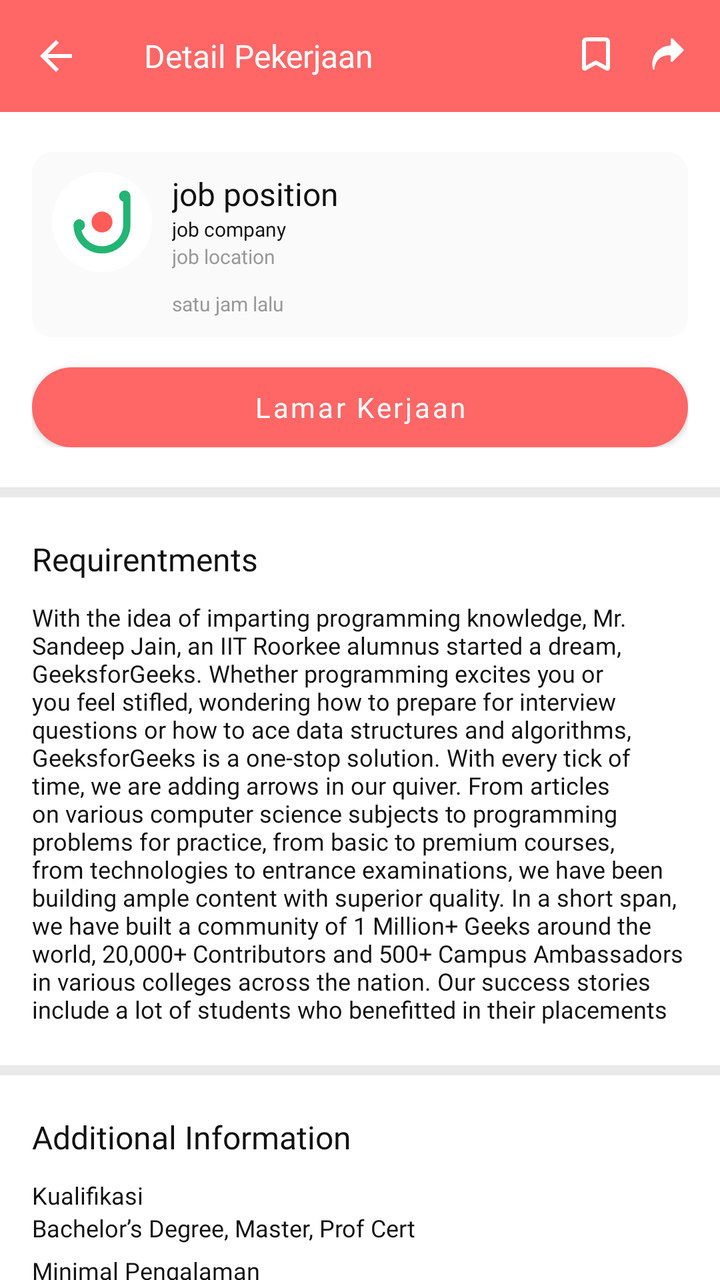
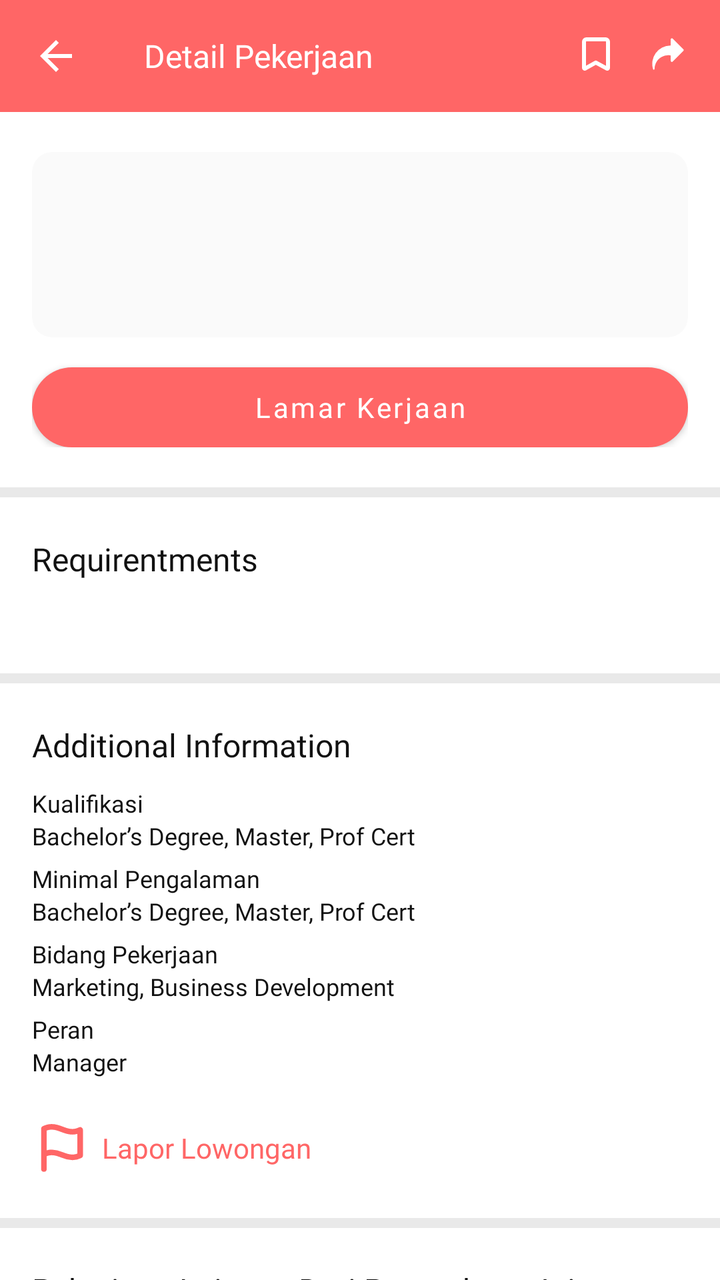

The first picture is an Android layout as it rendered before a commit; the second is the same layout after the commit. The layout source and the unified diff follow.
<!-- AndroidManifest.xml: application theme Theme.Kerjaloka -->
<!-- res/layout/fragment_job_detail.xml -->
<?xml version="1.0" encoding="utf-8"?>
<LinearLayout xmlns:android="http://schemas.android.com/apk/res/android"
    xmlns:app="http://schemas.android.com/apk/res-auto"
    xmlns:tools="http://schemas.android.com/tools"
    android:layout_width="match_parent"
    android:layout_height="match_parent"
    android:orientation="vertical"
    tools:context=".ui.Screens.JobDetailScreen.JobDetailFragment">

    <com.google.android.material.appbar.AppBarLayout
        android:layout_width="match_parent"
        android:layout_height="wrap_content"
        app:elevation="5dp">

        <com.google.android.material.appbar.MaterialToolbar
            android:id="@+id/toolbar"
            style="@style/Widget.MaterialComponents.Toolbar.Primary"
            android:layout_width="match_parent"
            android:layout_height="?attr/actionBarSize"
            android:background="@color/danger_500"
            app:navigationIcon="@drawable/ic_back">

            <androidx.constraintlayout.widget.ConstraintLayout
                android:layout_width="match_parent"
                android:layout_height="wrap_content">

                <TextView
                    android:id="@+id/toolbarTitle"
                    android:layout_width="wrap_content"
                    android:layout_height="wrap_content"
                    android:fontFamily="@font/poppins_semibold"
                    android:text="@string/detail_pekerjaan"
                    android:textColor="@color/white"
                    android:textSize="16sp"
                    app:layout_constraintStart_toStartOf="parent"
                    app:layout_constraintTop_toTopOf="parent"
                   />

                <ImageView
                    android:id="@+id/toolbar_bookmark"
                    android:layout_width="20dp"
                    android:layout_height="20dp"
                    android:layout_marginEnd="16dp"
                    android:src="@drawable/ic_bookmark"
                    app:layout_constraintEnd_toStartOf="@+id/toolbar_share"
                    app:layout_constraintTop_toTopOf="parent"
                    android:clickable="true"
                    tools:ignore="ContentDescription"
                    android:focusable="true" />

                <ImageView
                    android:id="@+id/toolbar_share"
                    android:layout_width="20dp"
                    android:layout_height="20dp"
                    android:layout_marginEnd="16dp"
                    android:src="@drawable/ic_share"
                    app:layout_constraintEnd_toEndOf="parent"
                    app:layout_constraintTop_toTopOf="parent"
                    android:clickable="true"
                    tools:ignore="ContentDescription,MissingConstraints"
                    android:focusable="true" />
            </androidx.constraintlayout.widget.ConstraintLayout>
        </com.google.android.material.appbar.MaterialToolbar>
    </com.google.android.material.appbar.AppBarLayout>

    <androidx.core.widget.NestedScrollView
        android:layout_width="match_parent"
        android:layout_height="match_parent">

        <LinearLayout
            android:layout_width="match_parent"
            android:layout_height="wrap_content"
            android:orientation="vertical">

            <LinearLayout
                android:layout_width="match_parent"
                android:layout_height="wrap_content"
                android:layout_marginTop="20dp"
                android:orientation="vertical"
                android:paddingHorizontal="16dp">

                <com.google.android.material.card.MaterialCardView
                    android:layout_width="match_parent"
                    android:layout_height="match_parent"
                    android:layout_marginBottom="15dp"
                    android:backgroundTint="@color/light_300"
                    app:cardCornerRadius="10dp"
                    app:cardElevation="0dp">

                    <LinearLayout
                        android:layout_width="match_parent"
                        android:layout_height="wrap_content"
                        android:orientation="horizontal"
                        android:padding="10dp">

                        <ImageView
                            android:id="@+id/logo_company"
                            android:layout_width="50dp"
                            android:layout_height="50dp"
                            android:layout_marginEnd="10dp"
                            android:src="@drawable/kerjaloka_logo_small"
                            tools:ignore="ContentDescription" />

                        <LinearLayout
                            android:layout_width="match_parent"
                            android:layout_height="wrap_content"
                            android:orientation="vertical">

                            <TextView
                                android:id="@+id/jobTitle"
                                android:layout_width="wrap_content"
                                android:layout_height="wrap_content"
                                android:fontFamily="@font/poppins_semibold"
                                android:text="job position"
                                android:textColor="@color/dark_100"
                                android:textSize="16sp" />

                            <TextView
                                android:id="@+id/jobCompany"
                                android:layout_width="wrap_content"
                                android:layout_height="wrap_content"
                                android:fontFamily="@font/poppins"
                                android:text="job company"
                                android:textColor="@color/dark_100"
                                android:textSize="10sp"
                                tools:ignore="SmallSp" />

                            <TextView
                                android:id="@+id/jobLocation"
                                android:layout_width="wrap_content"
                                android:layout_height="wrap_content"
                                android:fontFamily="@font/poppins"
                                android:text="job location"
                                android:textColor="@color/trueGray_50"
                                android:textSize="10sp"
                                tools:ignore="SmallSp" />

                            <TextView
                                android:id="@+id/jobDate"
                                android:layout_width="wrap_content"
                                android:layout_height="wrap_content"
                                android:layout_marginTop="10dp"
                                android:text="satu jam lalu"
                                android:textColor="@color/trueGray_50"
                                android:textSize="10sp"
                                tools:ignore="SmallSp" />
                        </LinearLayout>


                    </LinearLayout>
                </com.google.android.material.card.MaterialCardView>

                <com.google.android.material.button.MaterialButton
                    android:id="@+id/apply_job_button"
                    android:layout_width="match_parent"
                    android:layout_height="40dp"
                    android:background="@drawable/button_primary"
                    android:fontFamily="@font/poppins"
                    android:text="@string/lamar_kerja"
                    android:textAllCaps="false" />

            </LinearLayout>

            <View
                android:layout_width="match_parent"
                android:layout_height="5dp"
                android:layout_marginVertical="20dp"
                android:background="@color/light_500" />

            
            <LinearLayout
                android:layout_width="match_parent"
                android:layout_height="wrap_content"
                android:layout_marginHorizontal="16dp"
                android:orientation="vertical">

                <TextView
                    android:layout_width="wrap_content"
                    android:layout_height="wrap_content"
                    android:fontFamily="@font/poppins_semibold"
                    android:text="@string/requirentments"
                    android:textColor="@color/dark_100"
                    android:textSize="16sp" />

                <TextView
                    android:id="@+id/jobRequirement"
                    android:layout_width="match_parent"
                    android:layout_height="wrap_content"
                    android:layout_marginTop="10dp"
                    android:fontFamily="@font/poppins"
                    android:text="@string/content"
                    android:textColor="@color/dark_100"
                    android:textSize="12sp" />
            </LinearLayout>

            <View
                android:layout_width="match_parent"
                android:layout_height="5dp"
                android:layout_marginVertical="20dp"
                android:background="@color/light_500" />

            
            <LinearLayout
                android:layout_width="match_parent"
                android:layout_height="wrap_content"
                android:layout_marginHorizontal="16dp"
                android:orientation="vertical">

                <TextView
                    android:layout_width="wrap_content"
                    android:layout_height="wrap_content"
                    android:fontFamily="@font/poppins_semibold"
                    android:text="@string/additional_information"
                    android:textColor="@color/dark_100"
                    android:textSize="16sp" />

                <LinearLayout
                    android:layout_width="match_parent"
                    android:layout_height="wrap_content"
                    android:layout_marginTop="10dp"
                    android:orientation="vertical">

                    <TextView
                        android:layout_width="wrap_content"
                        android:layout_height="wrap_content"
                        android:fontFamily="@font/poppins_semibold"
                        android:text="@string/kualifikasi"
                        android:textColor="@color/dark_100"
                        android:textSize="12sp" />

                    <TextView
                        android:id="@+id/jobQualification"
                        android:layout_width="wrap_content"
                        android:layout_height="wrap_content"
                        android:fontFamily="@font/poppins"
                        android:text="Bachelor’s Degree, Master, Prof Cert"
                        android:textColor="@color/dark_100"
                        android:textSize="12sp" />
                </LinearLayout>

                <LinearLayout
                    android:layout_width="match_parent"
                    android:layout_height="wrap_content"
                    android:layout_marginTop="5dp"
                    android:orientation="vertical">

                    <TextView
                        android:layout_width="wrap_content"
                        android:layout_height="wrap_content"
                        android:fontFamily="@font/poppins_semibold"
                        android:text="@string/minimal_pengalaman"
                        android:textColor="@color/dark_100"
                        android:textSize="12sp" />

                    <TextView
                        android:id="@+id/jobExperience"
                        android:layout_width="wrap_content"
                        android:layout_height="wrap_content"
                        android:fontFamily="@font/poppins"
                        android:text="Bachelor’s Degree, Master, Prof Cert"
                        android:textColor="@color/dark_100"
                        android:textSize="12sp" />
                </LinearLayout>

                <LinearLayout
                    android:layout_width="match_parent"
                    android:layout_height="wrap_content"
                    android:layout_marginTop="5dp"
                    android:orientation="vertical">

                    <TextView
                        android:layout_width="wrap_content"
                        android:layout_height="wrap_content"
                        android:fontFamily="@font/poppins_semibold"
                        android:text="@string/job_field"
                        android:textColor="@color/dark_100"
                        android:textSize="12sp" />

                    <TextView
                        android:id="@+id/jobField"
                        android:layout_width="wrap_content"
                        android:layout_height="wrap_content"
                        android:fontFamily="@font/poppins"
                        android:text="Marketing, Business Development"
                        android:textColor="@color/dark_100"
                        android:textSize="12sp" />
                </LinearLayout>

                <LinearLayout
                    android:layout_width="match_parent"
                    android:layout_height="wrap_content"
                    android:layout_marginTop="5dp"
                    android:orientation="vertical">

                    <TextView
                        android:layout_width="wrap_content"
                        android:layout_height="wrap_content"
                        android:fontFamily="@font/poppins_semibold"
                        android:text="@string/role"
                        android:textColor="@color/dark_100"
                        android:textSize="12sp" />

                    <TextView
                        android:id="@+id/jobRole"
                        android:layout_width="wrap_content"
                        android:layout_height="wrap_content"
                        android:fontFamily="@font/poppins"
                        android:text="Manager"
                        android:textColor="@color/dark_100"
                        android:textSize="12sp" />
                </LinearLayout>

                <LinearLayout
                    android:id="@+id/report_job"
                    android:layout_width="wrap_content"
                    android:layout_height="wrap_content"
                    android:layout_marginTop="20dp"
                    android:clickable="true"
                    android:focusable="true"
                    tools:ignore="UseCompoundDrawables">

                    <ImageView
                        android:layout_width="wrap_content"
                        android:layout_height="wrap_content"
                        android:src="@drawable/ic_report"
                        tools:ignore="ContentDescription" />

                    <TextView
                        android:layout_width="wrap_content"
                        android:layout_height="wrap_content"
                        android:layout_gravity="center"
                        android:layout_marginStart="5dp"
                        android:fontFamily="@font/poppins_semibold"
                        android:text="@string/lapor_lowongan"
                        android:textColor="@color/danger_500"
                        android:textSize="14sp" />
                </LinearLayout>
            </LinearLayout>

            <View
                android:layout_width="match_parent"
                android:layout_height="5dp"
                android:layout_marginVertical="20dp"
                android:background="@color/light_500" />

            <LinearLayout
                android:layout_width="match_parent"
                android:layout_height="wrap_content"
                android:layout_marginHorizontal="16dp"
                android:layout_marginBottom="20dp"
                android:orientation="vertical">

                <TextView
                    android:layout_width="match_parent"
                    android:layout_height="wrap_content"
                    android:fontFamily="@font/poppins_semibold"
                    android:text="@string/pekerjaan_lainnya_dari_perusahaan_ini"
                    android:textColor="@color/dark_100"
                    android:textSize="16sp" />

                <androidx.recyclerview.widget.RecyclerView
                    android:id="@+id/recycler_view_recommendation_jobs"
                    android:layout_width="match_parent"
                    android:layout_height="wrap_content" />
            </LinearLayout>
            <LinearLayout
                android:layout_width="match_parent"
                android:layout_height="wrap_content"
                android:layout_marginHorizontal="16dp"
                android:layout_marginBottom="20dp"
                android:orientation="vertical">

                <TextView
                    android:layout_width="match_parent"
                    android:layout_height="wrap_content"
                    android:fontFamily="@font/poppins_semibold"
                    android:text="@string/relate_job_2"
                    android:textColor="@color/dark_100"
                    android:textSize="16sp" />

                <androidx.recyclerview.widget.RecyclerView
                    android:id="@+id/recycler_view_related_jobs"
                    android:layout_width="match_parent"
                    android:layout_height="wrap_content" />
            </LinearLayout>
        </LinearLayout>


    </androidx.core.widget.NestedScrollView>

    <include layout="@layout/layout_apply_job_modal" />
</LinearLayout>
<!-- res/layout/layout_apply_job_modal.xml (included above) -->
<?xml version="1.0" encoding="utf-8"?>
<LinearLayout xmlns:android="http://schemas.android.com/apk/res/android"
    xmlns:app="http://schemas.android.com/apk/res-auto"
    xmlns:tools="http://schemas.android.com/tools"
    android:id="@+id/layout_apply_job_modal"
    android:layout_width="match_parent"
    android:layout_height="wrap_content"
    android:orientation="vertical">

    <com.google.android.material.card.MaterialCardView
        android:layout_width="40dp"
        android:layout_height="5dp"
        android:layout_gravity="center"
        android:layout_marginTop="20dp"
        android:backgroundTint="@color/black"
        app:cardCornerRadius="100dp"
        app:cardElevation="0dp" />

    <TextView
        android:id="@+id/textView"
        android:layout_width="match_parent"
        android:layout_height="wrap_content"
        android:layout_marginTop="20dp"
        android:fontFamily="@font/poppins_semibold"
        android:text="@string/melamar"
        android:textAlignment="center"
        android:textColor="@color/dark_100"
        android:textSize="16sp" />

    <View
        android:layout_width="match_parent"
        android:layout_height="2dp"
        android:layout_marginVertical="16dp"
        android:background="@color/light_500" />

    <ImageView
        android:layout_width="match_parent"
        android:layout_height="125dp"
        android:src="@drawable/ic_apply_job"
        tools:ignore="ContentDescription" />

    <TextView
        android:layout_width="match_parent"
        android:layout_height="wrap_content"
        android:layout_marginTop="16dp"
        android:fontFamily="@font/poppins_semibold"
        android:text="@string/title_melamar"
        android:textAlignment="center"
        android:textColor="@color/dark_100"
        android:textSize="18sp" />

    <TextView
        android:layout_width="match_parent"
        android:layout_height="wrap_content"
        android:layout_marginHorizontal="32dp"
        android:layout_marginTop="15dp"
        android:layout_marginBottom="200dp"
        android:fontFamily="@font/poppins"
        android:text="@string/subtitle_melamar"
        android:textAlignment="center"
        android:textColor="@color/dark_100"
        android:textSize="12sp" />

    <View
        android:layout_width="match_parent"
        android:layout_height="2dp"
        android:layout_marginBottom="20dp"
        android:background="@color/light_500" />

    <com.google.android.material.button.MaterialButton
        android:layout_width="match_parent"
        android:layout_height="wrap_content"
        android:layout_marginHorizontal="16dp"
        android:backgroundTint="@color/danger_500"
        android:fontFamily="@font/poppins"
        android:text="@string/konfimasi"
        android:textAllCaps="false"
        android:textSize="14sp"
        app:cornerRadius="100dp" />
</LinearLayout>
<!-- resources referenced by this layout -->
<resources>
  <color name="black">#FF000000</color>
  <color name="danger_500">#FF6666</color>
  <color name="dark_100">#111111</color>
  <color name="light_300">#FAFAFA</color>
  <color name="light_500">#E9E9E9</color>
  <color name="trueGray_50">#999999</color>
  <color name="white">#FFFFFFFF</color>
  <!-- drawable button_primary (drawable) -->
  <?xml version="1.0" encoding="utf-8"?>
  <shape xmlns:android="http://schemas.android.com/apk/res/android">
      <size android:height="60dp" android:width="60dp" />
      <corners android:radius="50dp"/>
      <solid android:color="@color/danger_500" />
  </shape>
  <!-- drawable ic_back (drawable) -->
  <vector android:autoMirrored="true" android:height="24dp"
      android:tint="@color/white" android:viewportHeight="24"
      android:viewportWidth="24" android:width="24dp" xmlns:android="http://schemas.android.com/apk/res/android">
      <path android:fillColor="@android:color/white" android:pathData="M20,11H7.83l5.59,-5.59L12,4l-8,8 8,8 1.41,-1.41L7.83,13H20v-2z"/>
  </vector>
  <!-- drawable kerjaloka_logo_small: png bitmap (drawable, 9204 bytes) -->
  <string name="additional_information">Additional Information</string>
  <string name="content">With the idea of imparting programming
        knowledge, Mr. Sandeep Jain, an IIT Roorkee alumnus started a
        dream, GeeksforGeeks. Whether programming excites you or you feel
        stifled, wondering how to prepare for interview questions or how to
        ace data structures and algorithms, GeeksforGeeks is a one-stop solution.
        With every tick of time, we are adding arrows in our quiver. From articles
        on various computer science subjects to programming problems for practice,
        from basic to premium courses, from technologies to entrance examinations,
        we have been building ample content with superior quality. In a short span,
        we have built a community of 1 Million+ Geeks around the world, 20,000+
        Contributors and 500+ Campus Ambassadors in various colleges across the nation.
        Our success stories include a lot of students who benefitted in their placements </string>
  <string name="detail_pekerjaan">Detail Pekerjaan</string>
  <string name="job_field">Bidang Pekerjaan</string>
  <string name="konfimasi">Konfimasi</string>
  <string name="kualifikasi">Kualifikasi</string>
  <string name="lamar_kerja">Lamar Kerjaan</string>
  <string name="lapor_lowongan">Lapor Lowongan</string>
  <string name="melamar">Melamar</string>
  <string name="minimal_pengalaman">Minimal Pengalaman</string>
  <string name="pekerjaan_lainnya_dari_perusahaan_ini">Pekerjaan Lainnya Dari Perusahaan Ini</string>
  <string name="relate_job_2">Pekerjaan Serupa</string>
  <string name="requirentments">Requirentments</string>
  <string name="role">Peran</string>
  <string name="subtitle_melamar">Kamu akan melamar ke pekerjaan ini, apa kamu yakin untuk melamar pekerjaan ini?</string>
  <string name="title_melamar">Yakin Ingin Melamar?</string>
  <style name="Theme.Kerjaloka" parent="Theme.MaterialComponents.DayNight.NoActionBar">
          
          <item name="colorPrimary">@color/danger_500</item>
          <item name="colorPrimaryVariant">@color/danger_500</item>
          <item name="colorOnPrimary">@color/white</item>
          
          <item name="colorSecondary">@color/danger_500</item>
          <item name="colorSecondaryVariant">@color/danger_500</item>
          <item name="colorOnSecondary">@color/black</item>
          
          <item name="android:statusBarColor" tools:targetApi="l">?attr/colorPrimaryVariant</item>
          
      </style>
  <!-- unchanged entries left out for length: 4 -->
</resources>

<!-- the commit's change to res/layout/fragment_job_detail.xml (unified diff, before → after) -->
@@ -98,7 +98,6 @@
                             android:layout_width="50dp"
                             android:layout_height="50dp"
                             android:layout_marginEnd="10dp"
-                            android:src="@drawable/kerjaloka_logo_small"
                             tools:ignore="ContentDescription" />
 
                         <LinearLayout
@@ -111,7 +110,6 @@
                                 android:layout_width="wrap_content"
                                 android:layout_height="wrap_content"
                                 android:fontFamily="@font/poppins_semibold"
-                                android:text="job position"
                                 android:textColor="@color/dark_100"
                                 android:textSize="16sp" />
 
@@ -120,7 +118,6 @@
                                 android:layout_width="wrap_content"
                                 android:layout_height="wrap_content"
                                 android:fontFamily="@font/poppins"
-                                android:text="job company"
                                 android:textColor="@color/dark_100"
                                 android:textSize="10sp"
                                 tools:ignore="SmallSp" />
@@ -130,7 +127,6 @@
                                 android:layout_width="wrap_content"
                                 android:layout_height="wrap_content"
                                 android:fontFamily="@font/poppins"
-                                android:text="job location"
                                 android:textColor="@color/trueGray_50"
                                 android:textSize="10sp"
                                 tools:ignore="SmallSp" />
@@ -140,7 +136,6 @@
                                 android:layout_width="wrap_content"
                                 android:layout_height="wrap_content"
                                 android:layout_marginTop="10dp"
-                                android:text="satu jam lalu"
                                 android:textColor="@color/trueGray_50"
                                 android:textSize="10sp"
                                 tools:ignore="SmallSp" />
@@ -188,7 +183,6 @@
                     android:layout_height="wrap_content"
                     android:layout_marginTop="10dp"
                     android:fontFamily="@font/poppins"
-                    android:text="@string/content"
                     android:textColor="@color/dark_100"
                     android:textSize="12sp" />
             </LinearLayout>
<!-- resource entries referenced after the edit -->
@@ -20,23 +20,10 @@
       android:viewportWidth="24" android:width="24dp" xmlns:android="http://schemas.android.com/apk/res/android">
       <path android:fillColor="@android:color/white" android:pathData="M20,11H7.83l5.59,-5.59L12,4l-8,8 8,8 1.41,-1.41L7.83,13H20v-2z"/>
   </vector>
-  <!-- drawable kerjaloka_logo_small: png bitmap (drawable, 9204 bytes) -->
   <string name="additional_information">Additional Information</string>
-  <string name="content">With the idea of imparting programming
-        knowledge, Mr. Sandeep Jain, an IIT Roorkee alumnus started a
-        dream, GeeksforGeeks. Whether programming excites you or you feel
-        stifled, wondering how to prepare for interview questions or how to
-        ace data structures and algorithms, GeeksforGeeks is a one-stop solution.
-        With every tick of time, we are adding arrows in our quiver. From articles
-        on various computer science subjects to programming problems for practice,
-        from basic to premium courses, from technologies to entrance examinations,
-        we have been building ample content with superior quality. In a short span,
-        we have built a community of 1 Million+ Geeks around the world, 20,000+
-        Contributors and 500+ Campus Ambassadors in various colleges across the nation.
-        Our success stories include a lot of students who benefitted in their placements </string>
   <string name="detail_pekerjaan">Detail Pekerjaan</string>
   <string name="job_field">Bidang Pekerjaan</string>
-  <string name="konfimasi">Konfimasi</string>
+  <string name="konfimasi">Konfirmasi</string>
   <string name="kualifikasi">Kualifikasi</string>
   <string name="lamar_kerja">Lamar Kerjaan</string>
   <string name="lapor_lowongan">Lapor Lowongan</string>
